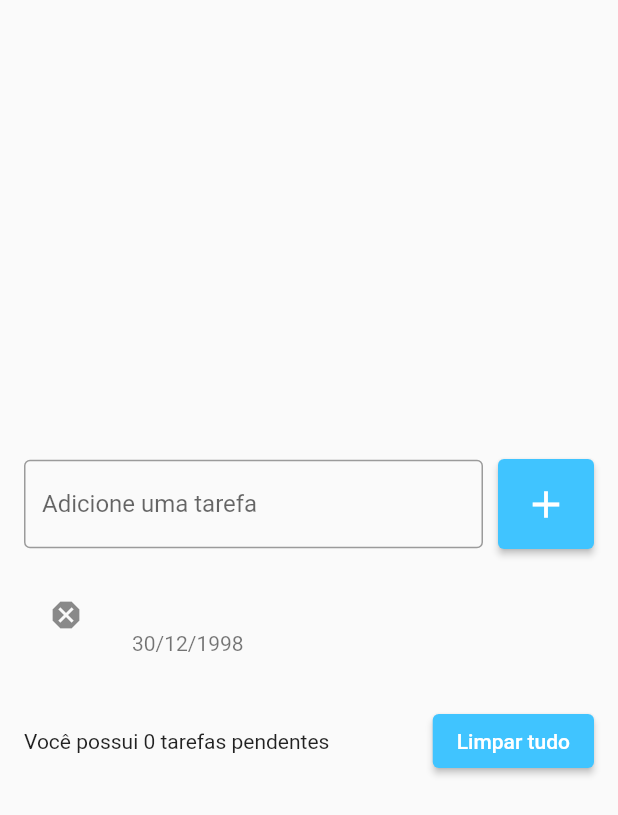
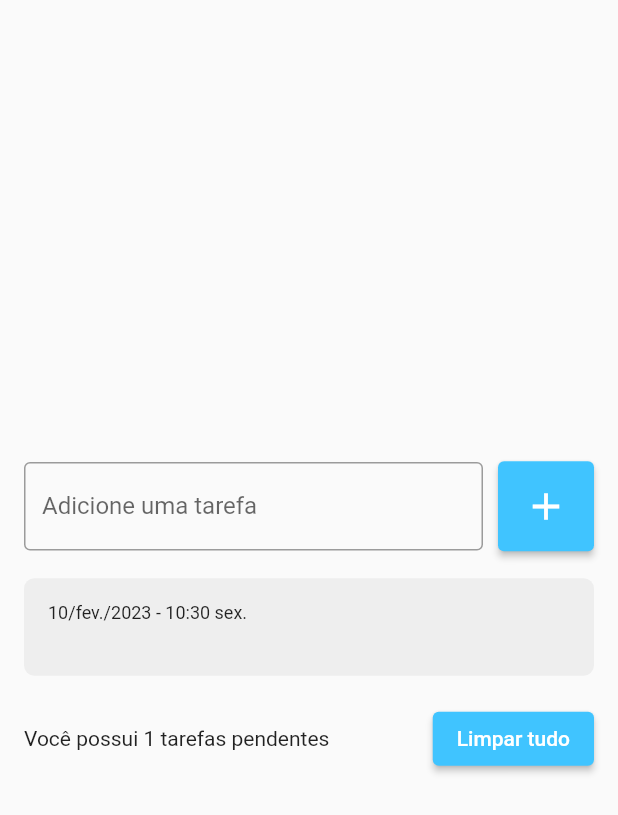
Before and after one commit to ArlindoFM/lista_tarefas_v2, a Flutter app: the screen it shows after launch, after a tap on the "add" icon, on a phone screen of 412 x 824 dp. Shown: the top 815 px of the screen. Run offline on Flutter 3.47's test engine with Material 2 defaults, Android fonts, the phone set to English and light mode, and no system bars; drawn by our look-alikes of flutter_slidable.

Commit message:
realizando a implementação de novas funcionalidades como deletar tarefas, estilizar nosso app e adicionar data e hora dinâmicos em tempo real e traduzidos para pt-br

```diff
--- a/lib/main.dart
+++ b/lib/main.dart
@@ -1,5 +1,6 @@
 import 'package:flutter/material.dart';
 import 'package:lista_tarefas_versao2/pages/todo_list_page.dart';
+import 'package:flutter_localizations/flutter_localizations.dart';
 
 void main() {
   runApp(const MyApp());
@@ -10,7 +11,14 @@ class MyApp extends StatelessWidget {
 
   @override
   Widget build(BuildContext context) {
-    return MaterialApp(
+    return const MaterialApp(
+      localizationsDelegates: [
+        //traducao ptbr no uso do DateFormat.
+        GlobalMaterialLocalizations.delegate,
+        GlobalWidgetsLocalizations.delegate
+      ],
+      supportedLocales: [Locale('pt', 'BR')],
+      debugShowCheckedModeBanner: false,
       home: ToDoListPage(),
     );
   }
--- /dev/null
+++ b/lib/models/tarefa.dart
@@ -0,0 +1,6 @@
+class Tarefa {
+  Tarefa({required this.title, required this.dateTime});
+
+  String title;
+  DateTime dateTime;
+}
--- a/lib/pages/todo_list_page.dart
+++ b/lib/pages/todo_list_page.dart
@@ -1,4 +1,7 @@
 import 'package:flutter/material.dart';
+import 'package:lista_tarefas_versao2/models/tarefa.dart';
+
+import 'package:lista_tarefas_versao2/widgets/todo_list_item.dart';
 
 class ToDoListPage extends StatefulWidget {
   const ToDoListPage({Key? key}) : super(key: key);
@@ -10,14 +13,15 @@ class ToDoListPage extends StatefulWidget {
 class _ToDoListPageState extends State<ToDoListPage> {
   final TextEditingController todoController = TextEditingController();
 
-  List<String> tarefas = [];
+  List<Tarefa> tarefas = [];
 
   @override
   Widget build(BuildContext context) {
-    return Scaffold(
+    return SafeArea(
+      child: Scaffold(
           body: Center(
               child: Padding(
-      padding: const EdgeInsets.symmetric(horizontal: 16),
+        padding: const EdgeInsets.all(16),
         child: Column(
           mainAxisSize: MainAxisSize.min,
           children: [
@@ -37,10 +41,14 @@ class _ToDoListPageState extends State<ToDoListPage> {
                     onPressed: () {
                       String text = todoController.text;
                       setState(() {
-                      tarefas.add(text);
+                        Tarefa newTarefa =
+                            Tarefa(title: text, dateTime: DateTime.now());
+                        tarefas.add(newTarefa);
+                        //adicionando o que foi escrito no
+                        //textfield na lista tarefas.
                       });
-                    todoController.clear(); //pegando o texto digitado
-                    //add o texto do campo na lista tarefas
+                      todoController.clear(); //apagando o que foi escrito no
+                      //textfield
                     },
                     style: ElevatedButton.styleFrom(
                         primary: Colors.lightBlueAccent,
@@ -56,15 +64,11 @@ class _ToDoListPageState extends State<ToDoListPage> {
               child: ListView(
                 shrinkWrap: true, //tamanho suficiente da tela
                 children: [
-                for (String tarefa in tarefas)
-                  ListTile(
-                    title: Text(tarefa),
-                    subtitle: Text('30/12/1998'),
-                    leading: Icon(Icons.dangerous),
-                    onTap: () {
-                      print('tarefa: $tarefa');
-                    },
-                  ),
+                  for (Tarefa tarefa in tarefas)
+                    TodoListItem(
+                      todo: tarefa,
+                      onDelete: onDelete,
+                    )
                 ],
               ),
             ),
@@ -72,7 +76,9 @@ class _ToDoListPageState extends State<ToDoListPage> {
             Row(
               // ignore: prefer_const_literals_to_create_immutables
               children: [
-              const Expanded(child: Text('Você possui 0 tarefas pendentes')),
+                Expanded(
+                    child: Text(
+                        'Você possui ${tarefas.length} tarefas pendentes')),
                 const SizedBox(width: 10),
                 ElevatedButton(
                     style: ElevatedButton.styleFrom(
@@ -87,6 +93,13 @@ class _ToDoListPageState extends State<ToDoListPage> {
             )
           ],
         ),
-    )));
+      ))),
+    );
+  }
+
+  void onDelete(Tarefa tarefa) {
+    setState(() {
+      tarefas.remove(tarefa);
+    });
   }
 }
--- /dev/null
+++ b/lib/widgets/todo_list_item.dart
@@ -0,0 +1,59 @@
+import 'package:flutter/material.dart';
+import 'package:flutter_slidable/flutter_slidable.dart';
+import 'package:intl/intl.dart';
+import 'package:lista_tarefas_versao2/models/tarefa.dart';
+
+class TodoListItem extends StatelessWidget {
+  const TodoListItem({Key? key, required this.todo, required this.onDelete})
+      : super(key: key);
+
+  final Tarefa todo;
+  final Function(Tarefa) onDelete;
+
+  @override
+  Widget build(BuildContext context) {
+    return Padding(
+      padding: const EdgeInsets.symmetric(vertical: 2),
+      child: Slidable(
+        child: Container(
+          decoration: BoxDecoration(
+            borderRadius: BorderRadius.circular(7),
+            color: Colors.grey[200],
+          ),
+          padding: const EdgeInsets.all(16),
+          child: Column(crossAxisAlignment: CrossAxisAlignment.stretch,
+              // ignore: prefer_const_literals_to_create_immutables
+              children: [
+                Text(
+                  DateFormat('dd/MMM/yyyy - HH:mm EE',
+                          "pt_BR") //Adicionando a tradu
+                      //cao Pt-BR no formato de data e hora.
+                      .format(todo.dateTime),
+                  //todo.dateTime.toString(),
+                  style: const TextStyle(
+                    fontSize: 12,
+                  ),
+                ),
+                Text(
+                  todo.title,
+                  style: const TextStyle(
+                      fontSize: 16, fontWeight: FontWeight.bold),
+                ),
+              ]),
+        ),
+        actionExtentRatio: 0.20,
+        actionPane: const SlidableDrawerActionPane(),
+        secondaryActions: [
+          IconSlideAction(
+            color: Colors.red,
+            icon: Icons.delete,
+            caption: 'Deletar',
+            onTap: () {
+              onDelete(todo);
+            },
+          )
+        ],
+      ),
+    );
+  }
+}
--- a/pubspec.yaml
+++ b/pubspec.yaml
@@ -29,11 +29,15 @@ environment:
 dependencies:
   flutter:
     sdk: flutter
+  flutter_localizations:
+    sdk: flutter
 
 
   # The following adds the Cupertino Icons font to your application.
   # Use with the CupertinoIcons class for iOS style icons.
   cupertino_icons: ^1.0.2
+  intl:
+  flutter_slidable: ^0.6.0
 
 dev_dependencies:
   flutter_test:
```
Also changed, not shown: pubspec.lock, 2 other files. Lines whose indentation alone changed are shown as unchanged.
